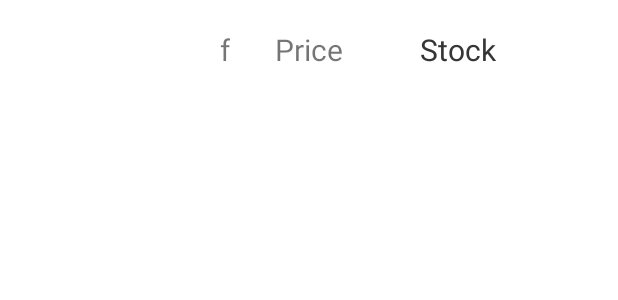
After one commit to Cardenete/GenshinTB, an Android app: the layout equipos_list_view.xml on its own in the app's theme, with its tools: preview values and no code run, on a phone screen of 412 x 824 dp. The commit adds this screen. Shown: the top 300 px of the screen. Run offline under Robolectric (Android 15) with nearby library versions, the phone set to English and light mode, and no system bars.

Commit message:
Añadida visualización de elemento de ListView para los equipos y modificación de la clase EquipoModel

```diff
--- a/app/src/main/java/com/example/genshintb/ui/main/PersonajesFragment.java
+++ b/app/src/main/java/com/example/genshintb/ui/main/PersonajesFragment.java
@@ -60,7 +60,7 @@ public class PersonajesFragment extends ListFragment {
 
     private void viewData(){
         data.open();
-        Cursor cursor = data.getData();
+        Cursor cursor = data.getAllPersonajes();
         if(cursor.moveToFirst()){
             do{
                 int personajeID = cursor.getInt(0);
--- a/app/src/main/java/com/example/genshintb/ui/main/SectionsPagerAdapter.java
+++ b/app/src/main/java/com/example/genshintb/ui/main/SectionsPagerAdapter.java
@@ -8,6 +8,7 @@ import androidx.fragment.app.Fragment;
 import androidx.fragment.app.FragmentManager;
 import androidx.fragment.app.FragmentPagerAdapter;
 
+import com.example.genshintb.EquipoModel;
 import com.example.genshintb.R;
 
 /**
@@ -31,7 +32,7 @@ public class SectionsPagerAdapter extends FragmentPagerAdapter {
         // Return a PlaceholderFragment (defined as a static inner class below).
         switch (position){
             case 0:
-                return PlaceholderFragment.newInstance(position + 1);
+                return EquiposFragment.newInstance();
             case 1:
                 return PersonajesFragment.newInstance();
             default:
--- /dev/null
+++ b/app/src/main/res/layout/equipos_list_view.xml
@@ -0,0 +1,55 @@
+<?xml version="1.0" encoding="utf-8"?>
+<RelativeLayout
+    xmlns:android="http://schemas.android.com/apk/res/android"
+    android:layout_width="match_parent"
+    android:layout_height="match_parent">
+
+    <TextView
+        android:layout_width="wrap_content"
+        android:layout_height="wrap_content"
+        android:id="@+id/char1"
+        android:text="f"
+        android:textSize="20sp"
+        android:layout_marginTop="19dp"
+        android:layout_alignParentTop="true"
+        android:layout_toLeftOf="@+id/char2"
+        android:layout_toStartOf="@+id/char2"
+        android:layout_marginRight="30dp"
+        android:layout_marginEnd="30dp"/>
+
+    <TextView
+        android:layout_width="wrap_content"
+        android:layout_height="wrap_content"
+        android:id="@+id/char2"
+        android:text="Price"
+        android:textSize="20sp"
+        android:layout_alignBaseline="@+id/char1"
+        android:layout_alignBottom="@+id/char1"
+        android:layout_centerHorizontal="true"/>
+
+    <TextView
+        android:layout_width="wrap_content"
+        android:layout_height="wrap_content"
+        android:id="@+id/char3"
+        android:text="Stock"
+        android:textSize="20sp"
+        android:layout_alignBaseline="@+id/char2"
+        android:layout_alignBottom="@+id/char2"
+        android:layout_alignParentRight="true"
+        android:layout_alignParentEnd="true"
+        android:layout_marginRight="81dp"
+        android:layout_marginEnd="81dp"/>
+
+    <TextView
+        android:layout_width="wrap_content"
+        android:layout_height="wrap_content"
+        android:id="@+id/char4"
+        android:text="Stock"
+        android:textSize="20sp"
+        android:layout_alignBaseline="@+id/char3"
+        android:layout_alignBottom="@+id/char3"
+        android:layout_alignParentRight="true"
+        android:layout_alignParentEnd="true"
+        android:layout_marginRight="81dp"
+        android:layout_marginEnd="81dp"/>
+</RelativeLayout>
--- a/app/src/main/res/layout/fragment_lista_personaje.xml
+++ b/app/src/main/res/layout/fragment_lista_personaje.xml
@@ -5,6 +5,7 @@
 
     <ListView
         android:id="@android:id/list"
+
         android:layout_width="match_parent"
         android:layout_height="match_parent" />
 </LinearLayout>
```
Also changed, not shown: app/src/main/java/com/example/genshintb/DataAdapter.java (+37 -1 lines), app/src/main/java/com/example/genshintb/EquipoAdapter.java (added, +78 -0 lines), app/src/main/java/com/example/genshintb/EquipoModel.java (added, +69 -0 lines), app/src/main/java/com/example/genshintb/EquipoModel2.java (added, +69 -0 lines), app/src/main/java/com/example/genshintb/ui/main/EquiposFragment.java (added, +111 -0 lines), app/src/main/res/layout/equipo_row.xml (added, +49 -0 lines), app/src/main/res/layout/fragment_lista_equipos.xml (added, +10 -0 lines).
